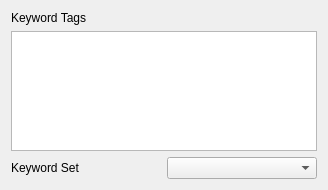
Before: the Qt Designer form src/GUI/ui/TagWidget.ui in VLMC/vlmc, drawn with Qt 5.
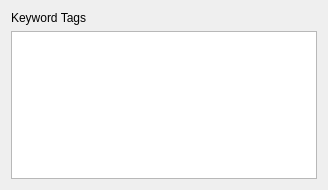
After: the same form once the commit is applied.

Commit message: Hide the tagWidget buttons

The edit to the form file:
```diff
--- a/src/GUI/ui/TagWidget.ui
+++ b/src/GUI/ui/TagWidget.ui
@@ -49,26 +49,6 @@
      </property>
     </widget>
    </item>
-   <item row="2" column="0">
-    <widget class="QLabel" name="KeywordSetLabel">
-     <property name="text">
-      <string>Keyword Set</string>
-     </property>
-    </widget>
-   </item>
-   <item row="2" column="1">
-    <widget class="QComboBox" name="KeywordSetComboBox"/>
-   </item>
-   <item row="3" column="0" colspan="2">
-    <layout class="QGridLayout" name="buttonGridLayout" rowstretch="0">
-     <property name="sizeConstraint">
-      <enum>QLayout::SetDefaultConstraint</enum>
-     </property>
-     <property name="spacing">
-      <number>6</number>
-     </property>
-    </layout>
-   </item>
   </layout>
  </widget>
  <resources/>
```
The commit also changes 1 other file.
